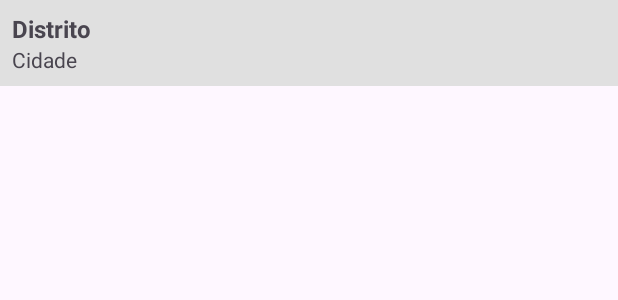
After one commit to manuvskiii/TrabalhoPratico, an Android app: the layout item_local.xml on its own in the app's theme, with its tools: preview values and no code run, on a phone screen of 412 x 824 dp. The commit adds this screen. Shown: the top 300 px of the screen. Run offline under Robolectric (Android 15) with nearby library versions, the phone set to English and light mode, and no system bars.

Commit message:
Mapas Feitos, Falta especificar mesmo o local do Estágio Rua etc... e Comentar o código

```diff
--- a/app/src/main/AndroidManifest.xml
+++ b/app/src/main/AndroidManifest.xml
@@ -43,6 +43,12 @@
         <!-- Fourth Activity -->
         <activity android:name=".EstagiosActivity" />
 
+        <!-- Fivth Activity -->
+        <activity android:name=".MapsActivity" />
+
+        <!-- Sixth Activity -->
+        <activity android:name=".LocaisActivity" />
+
     </application>
 
 </manifest>
--- a/app/src/main/java/api/Estagios.kt
+++ b/app/src/main/java/api/Estagios.kt
@@ -26,6 +26,7 @@ data class Estagio(
     val empresa: String,
     val curso:String,
     val distrito: String,
+    val cidade: String,
     val descricao: String,
     val id_curso: Int,
     val id_local: Int
--- /dev/null
+++ b/app/src/main/res/layout/item_local.xml
@@ -0,0 +1,24 @@
+<?xml version="1.0" encoding="utf-8"?>
+<LinearLayout
+    xmlns:android="http://schemas.android.com/apk/res/android"
+    android:layout_width="match_parent"
+    android:layout_height="wrap_content"
+    android:orientation="vertical"
+    android:padding="8dp"
+    android:background="#E0E0E0">
+
+    <TextView
+        android:id="@+id/textViewDistrito"
+        android:layout_width="match_parent"
+        android:layout_height="wrap_content"
+        android:text="Distrito"
+        android:textStyle="bold"
+        android:textSize="16sp"/>
+
+    <TextView
+        android:id="@+id/textViewCidade"
+        android:layout_width="match_parent"
+        android:layout_height="wrap_content"
+        android:text="Cidade"
+        android:textSize="14sp"/>
+</LinearLayout>
```
Also changed, not shown: app/src/main/java/adapter/EstagiosAdapter.kt (+15 -1 lines), app/src/main/java/adapter/LocalAdapter.kt (added, +33 -0 lines), app/src/main/java/com/example/trabalhopratico/LocaisActivity.kt (added, +26 -0 lines), app/src/main/res/layout/activity_locais.xml (added, +23 -0 lines), app/src/main/res/layout/item_estagio.xml (+7 -0 lines).
